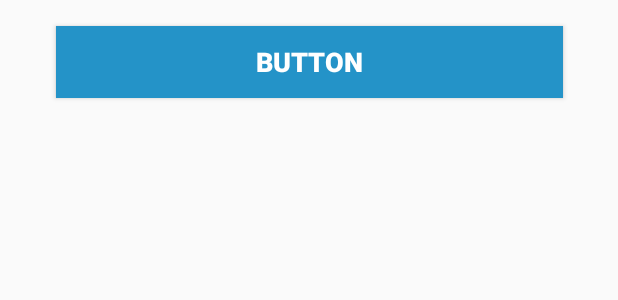
After one commit to Abdullah-00/moyoon, an Android app: the layout list_view_answers.xml on its own in the app's theme, with its tools: preview values and no code run, on a phone screen of 412 x 824 dp. The commit adds this screen. Shown: the top 300 px of the screen. Run offline under Robolectric (Android 15) with nearby library versions, the phone set to English and light mode, and no system bars; network calls fail.

Commit message:
Add List view and enhance thier UIs

```diff
--- a/android/Moyoon/app/build.gradle
+++ b/android/Moyoon/app/build.gradle
@@ -9,7 +9,7 @@ android {
     defaultConfig {
         applicationId "example.kfupm.moyoon.moyoon"
         minSdkVersion 17
-        targetSdkVersion 24
+        targetSdkVersion 26
         versionCode 1
         versionName "1.0"
         testInstrumentationRunner "android.support.test.runner.AndroidJUnitRunner"
@@ -41,7 +41,6 @@ dependencies {
     implementation 'com.android.volley:volley:1.1.1'
 
 
-
 }
 
 apply plugin: 'com.google.gms.google-services'
--- a/android/Moyoon/app/src/main/java/example/kfupm/moyoon/moyoon/PlayerlistActivity.kt
+++ b/android/Moyoon/app/src/main/java/example/kfupm/moyoon/moyoon/PlayerlistActivity.kt
@@ -23,7 +23,7 @@ class PlayerlistActivity : AppCompatActivity() {
         setContentView(R.layout.activity_playerlist)
 
         db = FirebaseFirestore.getInstance()
-        players = findViewById(R.id.players)
+        players = findViewById<ListView>(R.id.players)
 
 
         ps = ArrayList<String>()
@@ -38,7 +38,7 @@ class PlayerlistActivity : AppCompatActivity() {
                     //Log.d("PlayerlistActivity", document.id + " => " + document.data)
                     ps.add(document.getString("nick-name").toString())
                 }
-                arrayAdapter = ArrayAdapter(this, android.R.layout.simple_expandable_list_item_1, ps)
+                arrayAdapter = list_names(this,R.layout.activity_list_names,ps)
                 players.adapter = arrayAdapter
             }
             .addOnFailureListener { exception ->
--- /dev/null
+++ b/android/Moyoon/app/src/main/res/layout/list_view_answers.xml
@@ -0,0 +1,22 @@
+<?xml version="1.0" encoding="utf-8"?>
+<android.support.constraint.ConstraintLayout xmlns:android="http://schemas.android.com/apk/res/android"
+                                             xmlns:app="http://schemas.android.com/apk/res-auto"
+                                             xmlns:tools="http://schemas.android.com/tools" android:layout_width="match_parent"
+                                             android:layout_height="match_parent"
+                                             android:paddingBottom="12dp">
+
+    <Button
+            android:text="Button"
+            android:layout_width="338dp"
+            android:layout_height="0dp"
+            android:id="@+id/option"
+            android:layout_marginTop="17dp" app:layout_constraintTop_toTopOf="parent"
+            android:background="#2493C8"
+            android:textColor="#FFFF"
+            android:textStyle="normal|bold"
+            app:layout_constraintEnd_toEndOf="parent" app:layout_constraintStart_toStartOf="parent"
+            android:layout_marginStart="8dp" android:layout_marginEnd="8dp" android:textSize="18sp"
+    />
+    />
+    />
+</android.support.constraint.ConstraintLayout>
--- a/android/Moyoon/app/src/main/res/values/colors.xml
+++ b/android/Moyoon/app/src/main/res/values/colors.xml
@@ -3,4 +3,7 @@
     <color name="colorPrimary">#008577</color>
     <color name="colorPrimaryDark">#005716</color>
     <color name="colorAccent">#a30008</color>
+    <drawable name="btn_color">#2493C8</drawable>
+
+
 </resources>
```
Also changed, not shown: android/Moyoon/app/src/main/java/example/kfupm/moyoon/moyoon/Display_Answers.kt (+7 -2 lines), android/Moyoon/app/src/main/java/example/kfupm/moyoon/moyoon/list_names.kt (added, +34 -0 lines), android/Moyoon/app/src/main/java/example/kfupm/moyoon/moyoon/list_view_answerss.kt (added, +33 -0 lines), android/Moyoon/app/src/main/res/drawable/myslct.xml (added, +8 -0 lines), android/Moyoon/app/src/main/res/layout/activity_display__answers.xml (+6 -7 lines), android/Moyoon/app/src/main/res/layout/activity_list_names.xml (added, +18 -0 lines).
